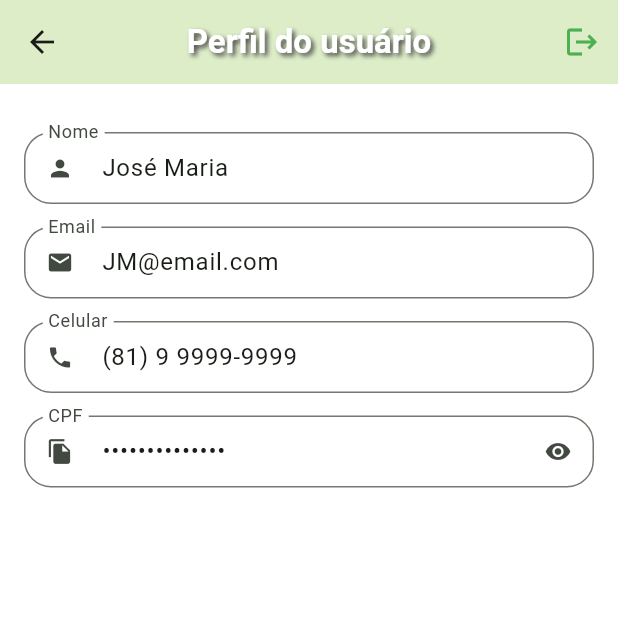
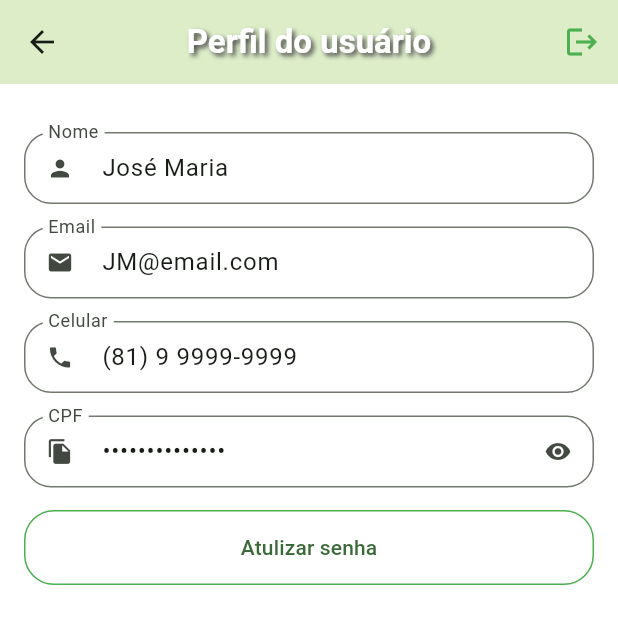
Before and after one commit to Miicchhel/FruitTrace, a Flutter app: the ProfileTab screen opened directly, on a phone screen of 412 x 824 dp. Shown: the top 624 px of the screen. Run offline on Flutter 3.47's test engine with Material 3 defaults, Android fonts, the phone set to English and light mode, and no system bars; our stand-ins replace animated_text_kit, mask_text_input_formatter.

Commit message:
adicionando um botão para atualizar a senha do usuário

```diff
--- a/lib/src/pages/profile/profile_tab.dart
+++ b/lib/src/pages/profile/profile_tab.dart
@@ -89,6 +89,23 @@ class ProfileTab extends StatelessWidget {
             isSecret: true,
             readOnly: true,
           ),
+
+          // btn para atualizar a senha
+          SizedBox(
+            height: 50.0,
+            child: OutlinedButton(
+              style: OutlinedButton.styleFrom(
+                side: const BorderSide(
+                  color: Colors.green,
+                ),
+                shape: RoundedRectangleBorder(
+                  borderRadius: BorderRadius.circular(20.0),
+                ),
+              ),
+              onPressed: () {},
+              child: const Text('Atulizar senha'),
+            ),
+          ),
         ],
       ),
     );
```
